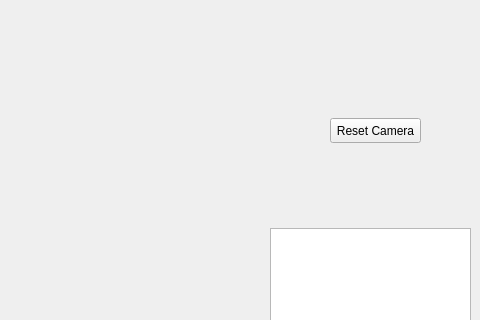
Above: python/pydemo.ui from DrJPepper/codefest22-vtk-demo before the change; both pictures show x 720 to 1200 and y 192 to 512 of the 1200 by 800 pixel window. Below: the same form after it.
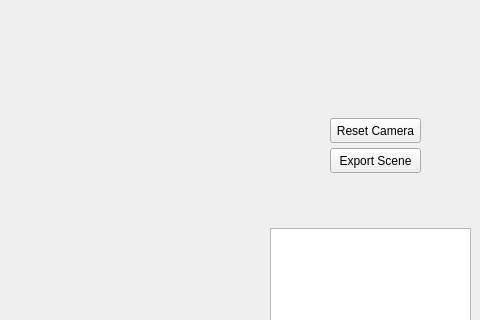
That is the form after the change.

Commit message: Added exporting to python

```diff
--- a/python/pydemo.ui
+++ b/python/pydemo.ui
@@ -47,6 +47,19 @@
      </rect>
     </property>
    </widget>
+   <widget class="QPushButton" name="exportButton">
+    <property name="geometry">
+     <rect>
+      <x>1050</x>
+      <y>340</y>
+      <width>91</width>
+      <height>25</height>
+     </rect>
+    </property>
+    <property name="text">
+     <string>Export Scene</string>
+    </property>
+   </widget>
   </widget>
  </widget>
  <resources/>
```
The commit also changes 2 other files.
